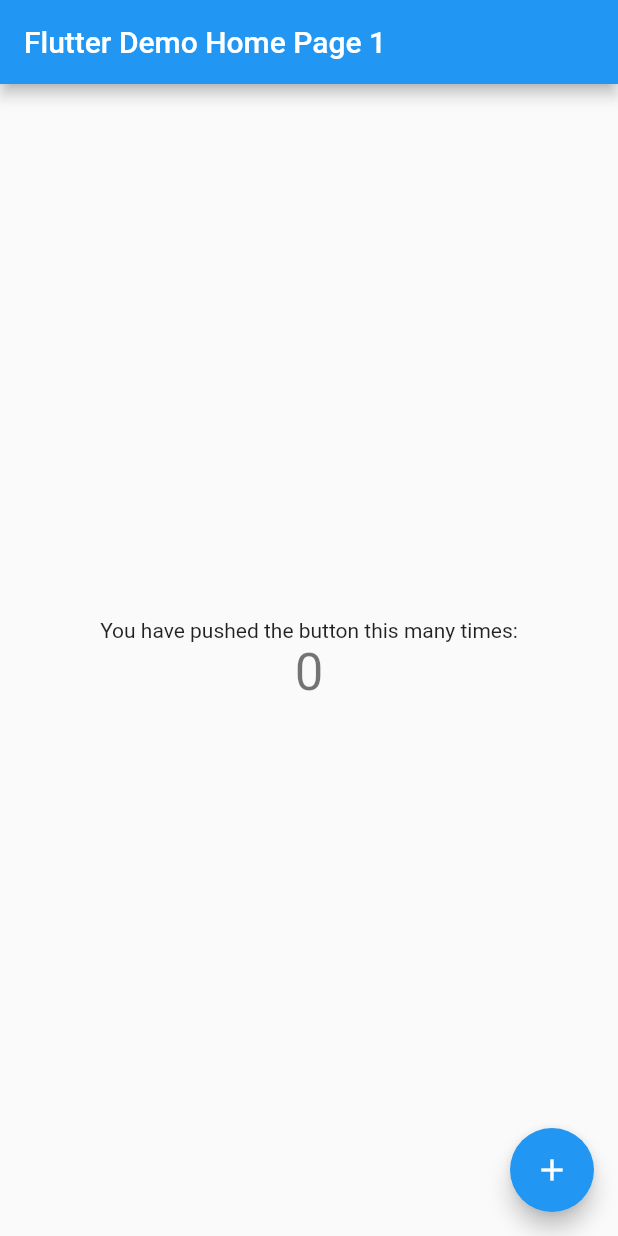
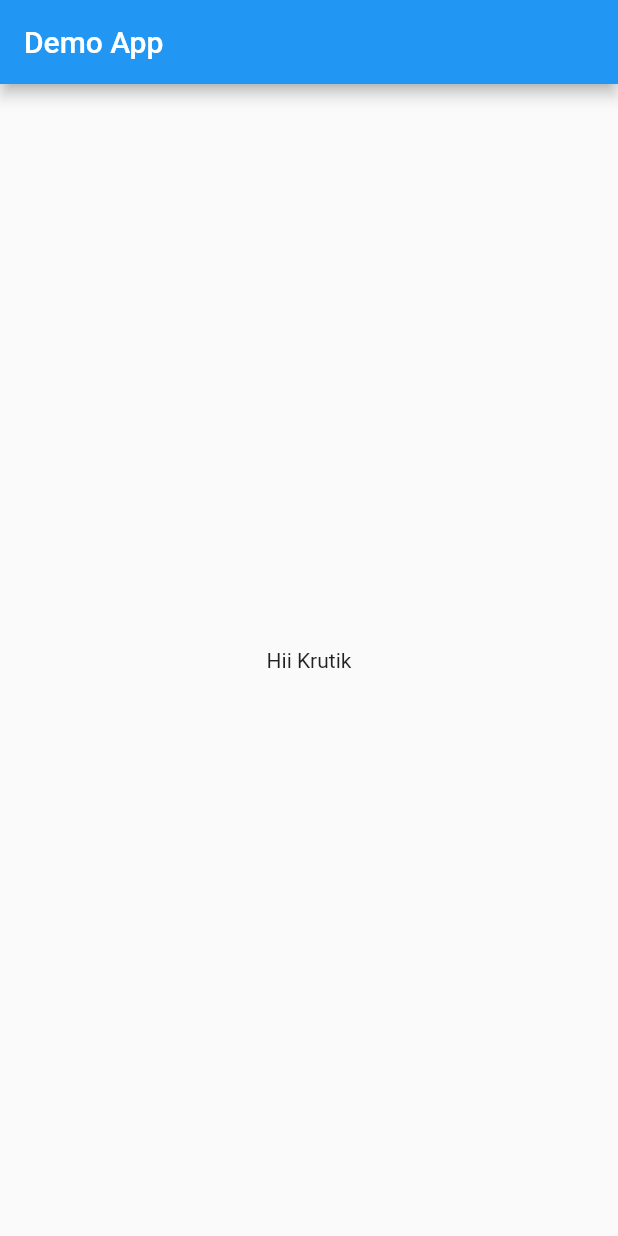
Before and after one commit to krutik-joflee/demo_application, a Flutter app: the screen it shows after launch, on a phone screen of 412 x 824 dp. Run offline on Flutter 3.47's test engine with Material 2 defaults, Android fonts, the phone set to English and light mode, and no system bars.

Commit message:
ch1 completed

```diff
--- a/lib/main.dart
+++ b/lib/main.dart
@@ -1,66 +1,21 @@
 import 'package:flutter/material.dart';
 
 void main() {
-  runApp(const MyApp());
+  runApp(const MaterialApp(
+    title: "demo app",
+    home: Homepage(),
+  ));
 }
 
-class MyApp extends StatelessWidget {
-  const MyApp({Key? key}) : super(key: key);
-
-  @override
-  Widget build(BuildContext context) {
-    return MaterialApp(
-      title: 'Flutter Demo',
-      theme: ThemeData(
-        primarySwatch: Colors.blue,
-      ),
-      home: const MyHomePage(title: 'Flutter Demo Home Page 1'),
-    );
-  }
-}
-
-class MyHomePage extends StatefulWidget {
-  const MyHomePage({Key? key, required this.title}) : super(key: key);
-
-  final String title;
-
-  @override
-  State<MyHomePage> createState() => _MyHomePageState();
-}
-
-class _MyHomePageState extends State<MyHomePage> {
-  int _counter = 0;
-
-  void _incrementCounter() {
-    setState(() {
-      _counter++;
-    });
-  }
+class Homepage extends StatelessWidget {
+  const Homepage({Key? key}) : super(key: key);
 
   @override
   Widget build(BuildContext context) {
     return Scaffold(
-      appBar: AppBar(
-        title: Text(widget.title),
-      ),
-      body: Center(
-        child: Column(
-          mainAxisAlignment: MainAxisAlignment.center,
-          children: <Widget>[
-            const Text(
-              'You have pushed the button this many times:',
-            ),
-            Text(
-              '$_counter',
-              style: Theme.of(context).textTheme.headline4,
-            ),
-          ],
-        ),
-      ),
-      floatingActionButton: FloatingActionButton(
-        onPressed: _incrementCounter,
-        tooltip: 'Increment',
-        child: const Icon(Icons.add),
+      appBar: AppBar(title: const Text("Demo App")),
+      body: Container(
+        child: const Center(child: Text("Hii Krutik")),
       ),
     );
   }
```
